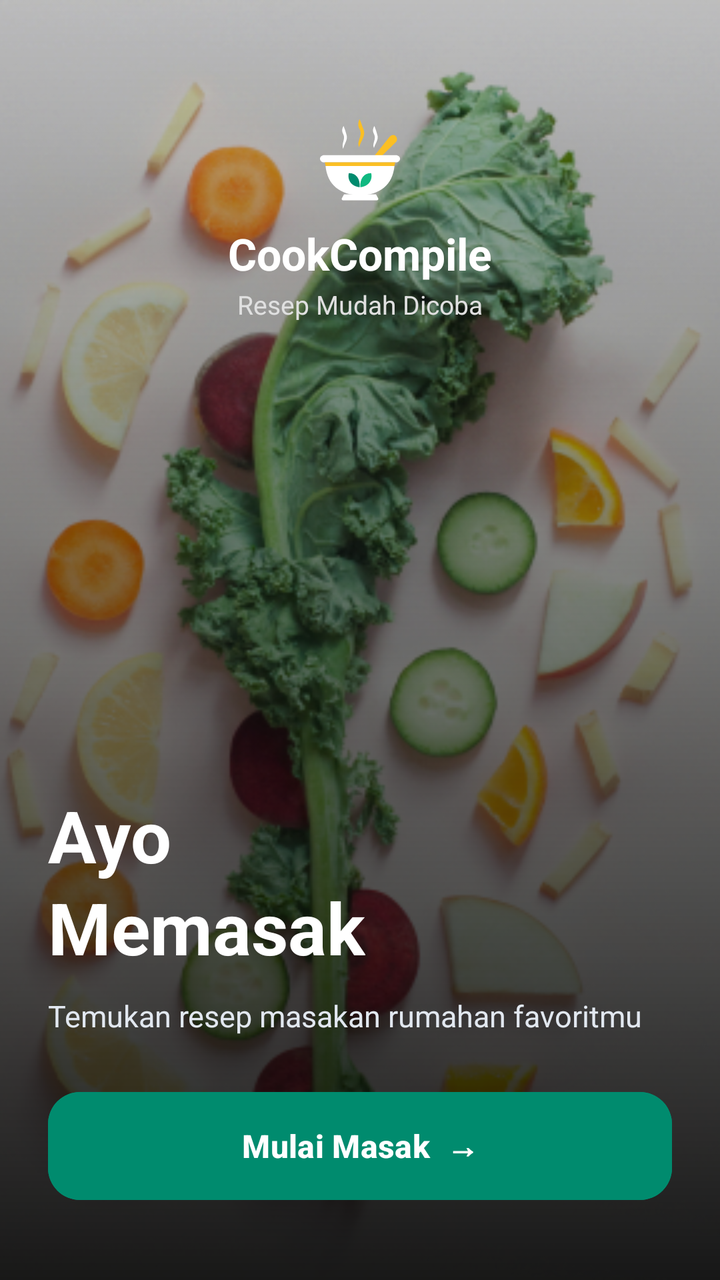
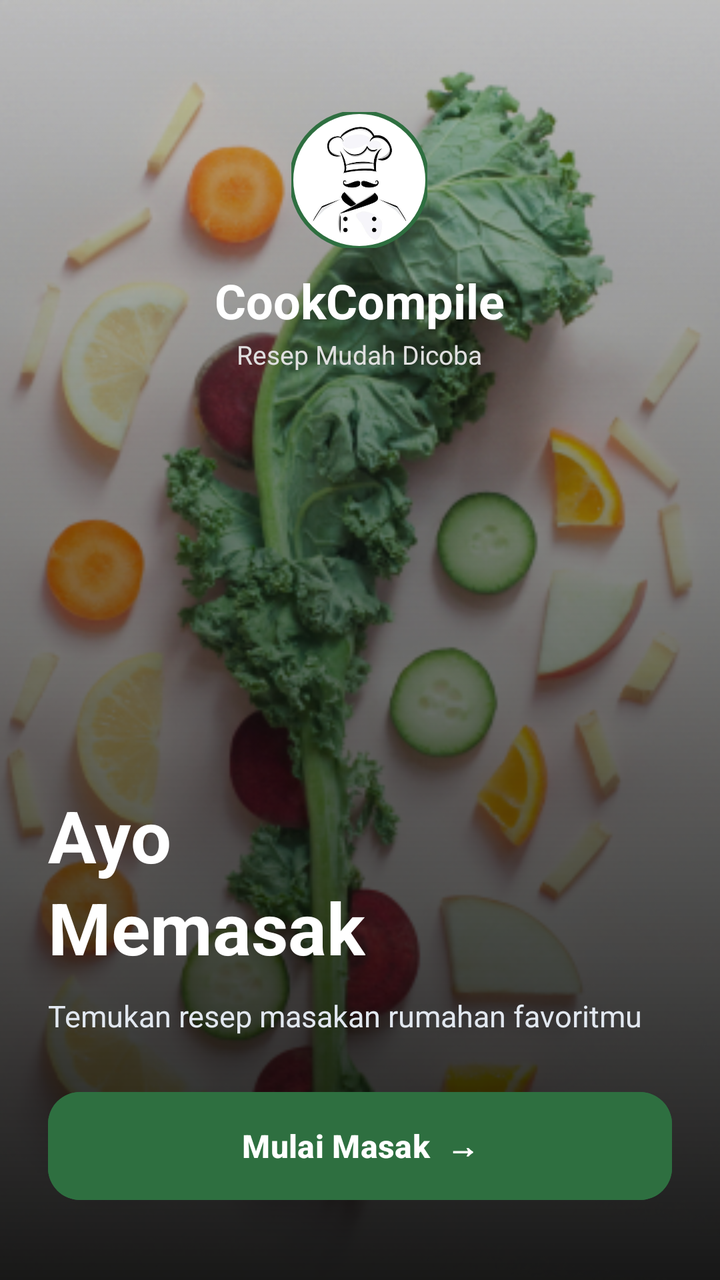

Screens rendered from an Android XML layout before and after an edit, with the pre-edit source and the edit as a unified diff.
<!-- AndroidManifest.xml: activity theme Theme.CookCompileAPP.Fullscreen -->
<!-- res/layout/activity_splash.xml -->
<?xml version="1.0" encoding="utf-8"?>
<FrameLayout xmlns:android="http://schemas.android.com/apk/res/android"
    xmlns:app="http://schemas.android.com/apk/res-auto"
    xmlns:tools="http://schemas.android.com/tools"
    android:layout_width="match_parent"
    android:layout_height="match_parent"
    android:background="@drawable/bg_splash_culinary">

    
    <ImageView
        android:id="@+id/ivSplashBg"
        android:layout_width="match_parent"
        android:layout_height="match_parent"
        android:scaleType="centerCrop"
        android:src="@drawable/img_splash_figma"
        tools:ignore="ContentDescription" />

    
    <View
        android:layout_width="match_parent"
        android:layout_height="match_parent"
        android:background="@drawable/bg_splash_scrim" />

    
    <LinearLayout
        android:id="@+id/splashContentContainer"
        android:layout_width="match_parent"
        android:layout_height="match_parent"
        android:orientation="vertical"
        android:paddingStart="24dp"
        android:paddingEnd="24dp"
        android:paddingTop="56dp"
        android:paddingBottom="40dp">

        
        <LinearLayout
            android:layout_width="wrap_content"
            android:layout_height="wrap_content"
            android:layout_gravity="center_horizontal"
            android:gravity="center_horizontal"
            android:orientation="vertical">

            <ImageView
                android:layout_width="48dp"
                android:layout_height="48dp"
                android:src="@drawable/ic_cook_pot_white"
                tools:ignore="ContentDescription" />

            <TextView
                android:layout_width="wrap_content"
                android:layout_height="wrap_content"
                android:layout_marginTop="8dp"
                android:text="CookCompile"
                android:textColor="@color/white"
                android:textSize="22sp"
                android:textStyle="bold" />

            <TextView
                android:layout_width="wrap_content"
                android:layout_height="wrap_content"
                android:layout_marginTop="2dp"
                android:text="@string/tagline"
                android:textColor="#E0E0E0"
                android:textSize="13sp" />
        </LinearLayout>

        
        <View
            android:layout_width="match_parent"
            android:layout_height="0dp"
            android:layout_weight="1" />

        
        <TextView
            android:layout_width="wrap_content"
            android:layout_height="wrap_content"
            android:lineSpacingExtra="4dp"
            android:text="@string/splash_hero_title"
            android:textColor="@color/white"
            android:textSize="36sp"
            android:textStyle="bold" />

        <TextView
            android:layout_width="wrap_content"
            android:layout_height="wrap_content"
            android:layout_marginTop="10dp"
            android:text="@string/splash_hero_desc"
            android:textColor="#E2E8F0"
            android:textSize="15sp" />

        
        <com.google.android.material.button.MaterialButton
            android:id="@+id/btnStartCooking"
            android:layout_width="match_parent"
            android:layout_height="54dp"
            android:layout_marginTop="28dp"
            android:backgroundTint="@color/primary"
            android:insetTop="0dp"
            android:insetBottom="0dp"
            android:text="Mulai Masak  →"
            android:textAllCaps="false"
            android:textColor="@color/white"
            android:textSize="16sp"
            android:textStyle="bold"
            app:cornerRadius="16dp" />

    </LinearLayout>

</FrameLayout>
<!-- resources referenced by this layout -->
<resources>
  <color name="primary">#008B6E</color>
  <color name="white">#FFFFFFFF</color>
  <!-- drawable bg_splash_culinary (drawable) -->
  <?xml version="1.0" encoding="utf-8"?>
  <shape xmlns:android="http://schemas.android.com/apk/res/android">
      <gradient
          android:angle="270"
          android:startColor="#1E293B"
          android:centerColor="#0F172A"
          android:endColor="#020617"
          android:type="linear" />
  </shape>
  <!-- drawable bg_splash_scrim (drawable) -->
  <?xml version="1.0" encoding="utf-8"?>
  <shape xmlns:android="http://schemas.android.com/apk/res/android">
      <gradient
          android:angle="270"
          android:startColor="#33000000"
          android:centerColor="#88000000"
          android:endColor="#E6000000"
          android:type="linear" />
  </shape>
  <!-- drawable ic_cook_pot_white: vector/xml drawable (drawable, 2010 chars, omitted) -->
  <!-- drawable img_splash_figma: png bitmap (drawable, 332663 bytes) -->
  <string name="splash_hero_desc">Temukan resep masakan rumahan favoritmu</string>
  <string name="splash_hero_title">Ayo\nMemasak</string>
  <string name="tagline">Resep Mudah Dicoba</string>
  <style name="Theme.CookCompileAPP.Fullscreen" parent="Theme.CookCompileAPP">
          <item name="android:windowTranslucentStatus">false</item>
          <item name="android:statusBarColor">@color/transparent</item>
          <item name="android:windowLightStatusBar">false</item>
      </style>
  <style name="Theme.CookCompileAPP" parent="Base.Theme.CookCompileAPP" />
  <color name="transparent">#00000000</color>
  <style name="Base.Theme.CookCompileAPP" parent="Theme.Material3.Light.NoActionBar">
          <item name="colorPrimary">@color/primary</item>
          <item name="colorOnPrimary">@color/white</item>
          <item name="colorPrimaryContainer">@color/primary_light</item>
          <item name="colorOnPrimaryContainer">@color/primary_dark</item>
          <item name="android:windowBackground">@color/background</item>
          <item name="android:statusBarColor">@color/background</item>
          <item name="android:windowLightStatusBar">true</item>
      </style>
  <color name="primary_light">#E6F7F2</color>
  <color name="primary_dark">#007058</color>
  <color name="background">#F8FAFC</color>
</resources>

<!-- the commit's change to res/layout/activity_splash.xml (unified diff, before → after) -->
@@ -40,19 +40,24 @@
             android:gravity="center_horizontal"
             android:orientation="vertical">
 
-            <ImageView
-                android:layout_width="48dp"
-                android:layout_height="48dp"
-                android:src="@drawable/ic_cook_pot_white"
+            <com.google.android.material.imageview.ShapeableImageView
+                android:layout_width="68dp"
+                android:layout_height="68dp"
+                android:background="@color/white"
+                android:scaleType="centerCrop"
+                android:src="@drawable/img_logo_chef"
+                app:shapeAppearanceOverlay="@style/ShapeAppearance.CookCompile.CircleAvatar"
+                app:strokeColor="@color/primary"
+                app:strokeWidth="2dp"
                 tools:ignore="ContentDescription" />
 
             <TextView
                 android:layout_width="wrap_content"
                 android:layout_height="wrap_content"
-                android:layout_marginTop="8dp"
+                android:layout_marginTop="10dp"
                 android:text="CookCompile"
                 android:textColor="@color/white"
-                android:textSize="22sp"
+                android:textSize="24sp"
                 android:textStyle="bold" />
 
             <TextView
<!-- resource entries referenced after the edit -->
@@ -1,6 +1,6 @@
 <!-- resources referenced by this layout -->
 <resources>
-  <color name="primary">#008B6E</color>
+  <color name="primary">#2E6F40</color>
   <color name="white">#FFFFFFFF</color>
   <!-- drawable bg_splash_culinary (drawable) -->
   <?xml version="1.0" encoding="utf-8"?>
@@ -22,11 +22,14 @@
           android:endColor="#E6000000"
           android:type="linear" />
   </shape>
-  <!-- drawable ic_cook_pot_white: vector/xml drawable (drawable, 2010 chars, omitted) -->
+  <!-- drawable img_logo_chef: png bitmap (drawable, 64915 bytes) -->
   <!-- drawable img_splash_figma: png bitmap (drawable, 332663 bytes) -->
   <string name="splash_hero_desc">Temukan resep masakan rumahan favoritmu</string>
   <string name="splash_hero_title">Ayo\nMemasak</string>
   <string name="tagline">Resep Mudah Dicoba</string>
+  <style name="ShapeAppearance.CookCompile.CircleAvatar" parent="">
+          <item name="cornerSize">50%</item>
+      </style>
   <style name="Theme.CookCompileAPP.Fullscreen" parent="Theme.CookCompileAPP">
           <item name="android:windowTranslucentStatus">false</item>
           <item name="android:statusBarColor">@color/transparent</item>
@@ -43,8 +46,8 @@
           <item name="android:statusBarColor">@color/background</item>
           <item name="android:windowLightStatusBar">true</item>
       </style>
-  <color name="primary_light">#E6F7F2</color>
-  <color name="primary_dark">#007058</color>
-  <color name="background">#F8FAFC</color>
+  <color name="primary_light">#EAF3EC</color>
+  <color name="primary_dark">#225430</color>
+  <color name="background">#FAF9F6</color>
 </resources>
 
